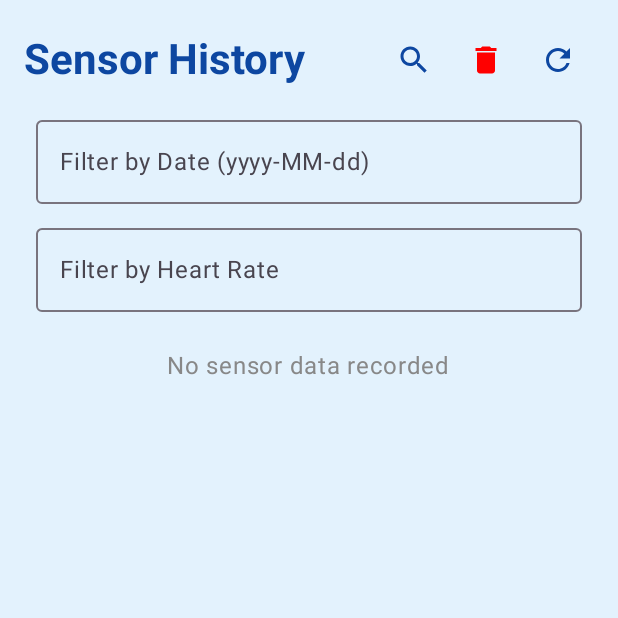
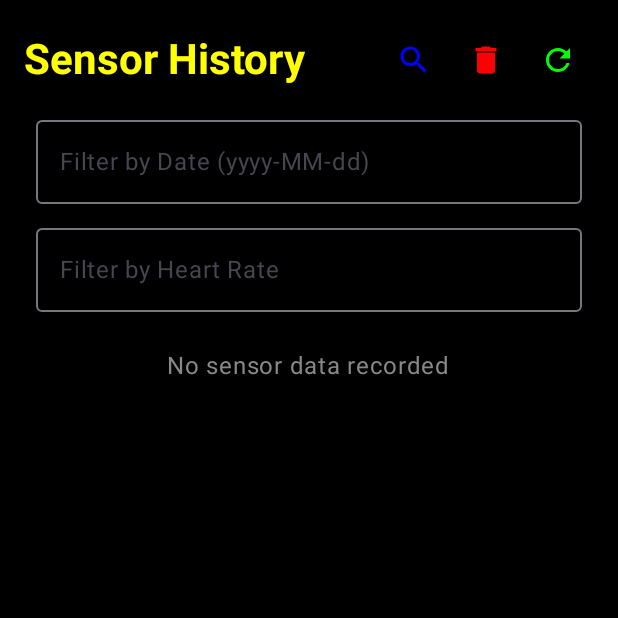
Before and after one commit to Sergeant752/SportSense, an Android app built with Jetpack Compose: the composable HistoryScreen shown on its own in the app's theme, after a tap on "Search", on a phone screen of 412 x 824 dp, the top half of it. Run offline under Robolectric (Android 15) with nearby library versions, the phone set to English and light mode, and no system bars; 1 statement that could not run was skipped.

Commit message:
better ui history

```diff
--- a/android-app/app/src/main/java/mobappdev/example/sportsense/ui/screens/HistoryScreen.kt
+++ b/android-app/app/src/main/java/mobappdev/example/sportsense/ui/screens/HistoryScreen.kt
@@ -24,6 +24,7 @@ import androidx.compose.ui.text.font.FontWeight
 import androidx.compose.ui.unit.dp
 import mobappdev.example.sportsense.data.SensorData
 import mobappdev.example.sportsense.data.SensorStorage
+import mobappdev.example.sportsense.ui.theme.LightBlue80
 import java.text.SimpleDateFormat
 import java.util.*
 
@@ -36,7 +37,7 @@ fun HistoryScreen() {
     var hrFilter by remember { mutableStateOf("") }
 
     // Statiska färger som fungerar i både dark mode och light mode
-    val backgroundColor = Color(0xFFE3F2FD)
+    val backgroundColor = Color.Black
     val cardGradient = Brush.verticalGradient(
         colors = listOf(Color(0xFF1976D2), Color(0xFF42A5F5)) // Blå gradient
     )
@@ -59,12 +60,12 @@ fun HistoryScreen() {
             Text(
                 text = "Sensor History",
                 style = MaterialTheme.typography.headlineMedium.copy(fontWeight = FontWeight.Bold),
-                color = headerTextColor
+                color = Color.Yellow
             )
 
             Row {
                 IconButton(onClick = { isFilterVisible = !isFilterVisible }) {
-                    Icon(Icons.Default.Search, contentDescription = "Search", tint = headerTextColor)
+                    Icon(Icons.Default.Search, contentDescription = "Search", tint = Color.Blue)
                 }
 
                 IconButton(onClick = {
@@ -77,7 +78,7 @@ fun HistoryScreen() {
                 IconButton(onClick = {
                     sensorHistory = SensorStorage.getSensorHistory(context)
                 }) {
-                    Icon(Icons.Default.Refresh, contentDescription = "Refresh", tint = headerTextColor)
+                    Icon(Icons.Default.Refresh, contentDescription = "Refresh", tint = Color.Green)
                 }
             }
         }
@@ -143,7 +144,7 @@ fun HistoryScreen() {
                         ) {
                             Column(modifier = Modifier.fillMaxWidth()) {
                                 Row(verticalAlignment = Alignment.CenterVertically) {
-                                    Icon(Icons.Default.Favorite, contentDescription = "Heart Rate", tint = textColor)
+                                    Icon(Icons.Default.Favorite, contentDescription = "Heart Rate", tint = Color.Red)
                                     Spacer(modifier = Modifier.width(8.dp))
                                     Text(
                                         text = "Heart Rate: ${data.heartRate} BPM",
@@ -155,10 +156,10 @@ fun HistoryScreen() {
                                 Spacer(modifier = Modifier.height(4.dp))
 
                                 Row(verticalAlignment = Alignment.CenterVertically) {
-                                    Icon(Icons.Default.DirectionsRun, contentDescription = "Accelerometer", tint = textColor)
+                                    Icon(Icons.Default.DirectionsRun, contentDescription = "Accelerometer", tint = Color.Green)
                                     Spacer(modifier = Modifier.width(8.dp))
                                     Text(
-                                        text = "ACC: X=${data.accelX}, Y=${data.accelY}, Z=${data.accelZ}",
+                                        text = "ACC: X = ${data.accelX}, Y = ${data.accelY}, Z = ${data.accelZ}",
                                         style = MaterialTheme.typography.bodyMedium,
                                         color = textColor
                                     )
@@ -167,10 +168,10 @@ fun HistoryScreen() {
                                 Spacer(modifier = Modifier.height(4.dp))
 
                                 Row(verticalAlignment = Alignment.CenterVertically) {
-                                    Icon(Icons.Default.RotateRight, contentDescription = "Gyroscope", tint = textColor)
+                                    Icon(Icons.Default.RotateRight, contentDescription = "Gyroscope", tint = Color.Yellow)
                                     Spacer(modifier = Modifier.width(8.dp))
                                     Text(
-                                        text = "GYRO: X=${data.gyroX}, Y=${data.gyroY}, Z=${data.gyroZ}",
+                                        text = "GYRO: X = ${data.gyroX}, Y = ${data.gyroY}, Z = ${data.gyroZ}",
                                         style = MaterialTheme.typography.bodyMedium,
                                         color = textColor
                                     )
@@ -179,7 +180,7 @@ fun HistoryScreen() {
                                 Spacer(modifier = Modifier.height(4.dp))
 
                                 Row(verticalAlignment = Alignment.CenterVertically) {
-                                    Icon(Icons.Default.AccessTime, contentDescription = "Timestamp", tint = textColor)
+                                    Icon(Icons.Default.AccessTime, contentDescription = "Timestamp", tint = Color.Magenta)
                                     Spacer(modifier = Modifier.width(8.dp))
                                     Text(
                                         text = "Time: ${getFormattedDate(data.timestamp)}",
```
